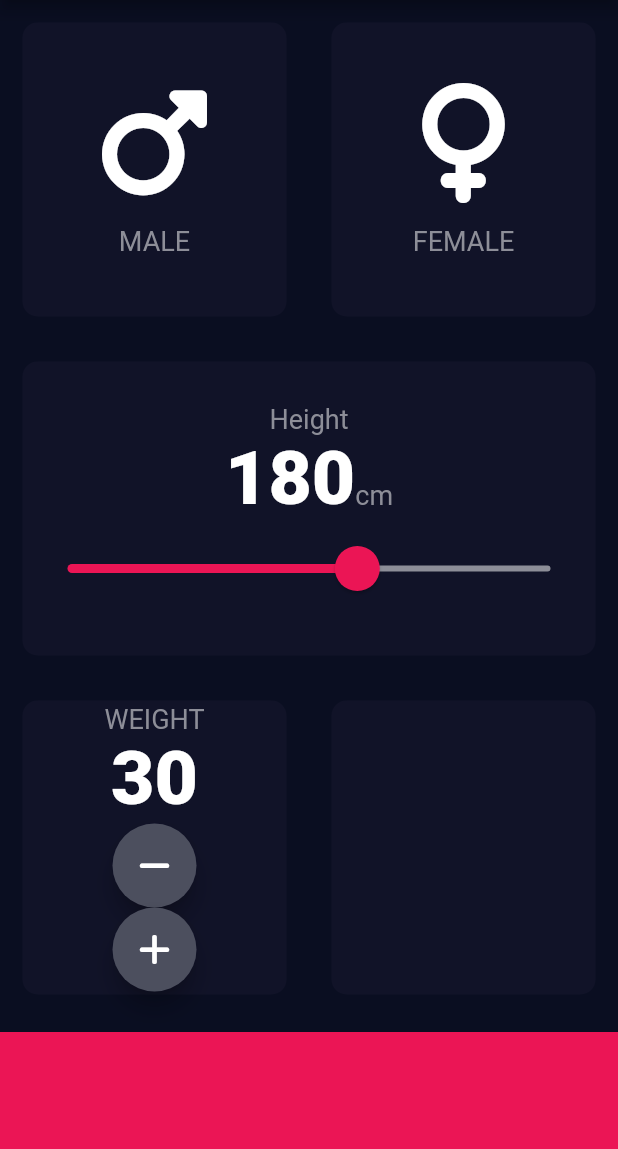
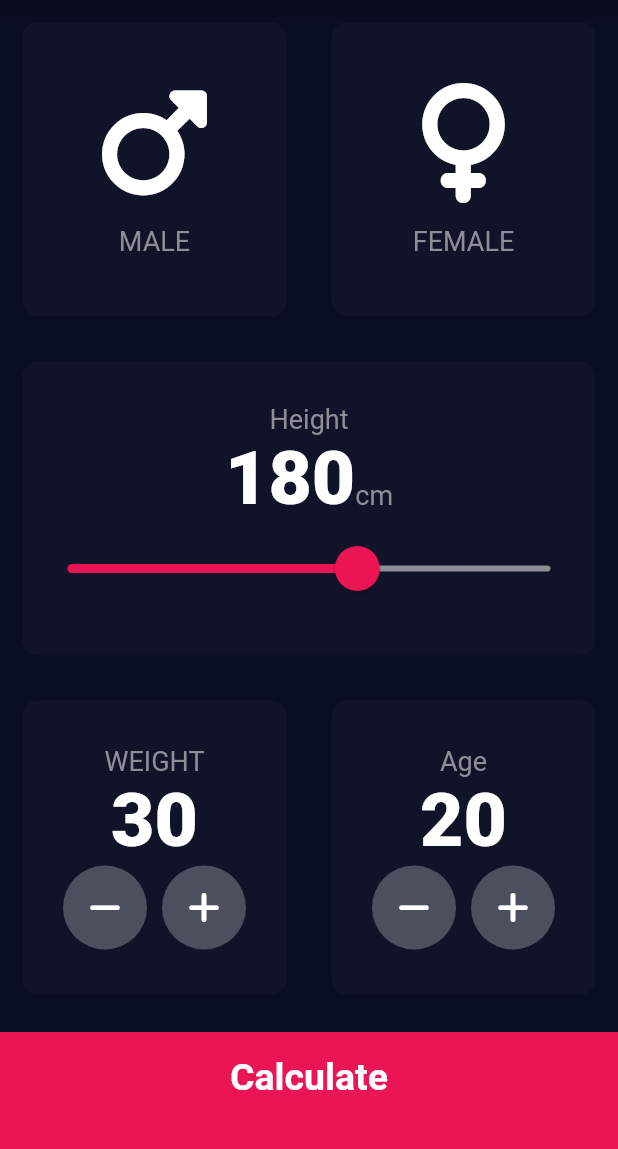
Before and after one commit to upasana-khatiwada/BMI_Calculator, a Flutter app: the screen it shows after launch, on a phone screen of 412 x 824 dp, the part 84-1233 px from its top. Run offline on Flutter 3.47's test engine with Material 2 defaults, Android fonts, the phone set to English and light mode, and no system bars; our stand-ins replace font_awesome_flutter.

Commit message:
Project completed

```diff
--- /dev/null
+++ b/lib/bottom_button.dart
@@ -0,0 +1,30 @@
+import 'package:flutter/material.dart';
+import 'const.dart';
+
+class BottomButton extends StatelessWidget {
+  const BottomButton({Key? key,required this.onTap, required this.buttonTitle})
+  :super(key: key);
+
+  final Function() onTap;
+  final String buttonTitle;
+
+  @override
+  Widget build(BuildContext context) {
+    return GestureDetector(
+      onTap: onTap,
+      child: Container(
+        color: kbottomContainerColor,
+        margin: const EdgeInsets.only(top: 10.0),
+        padding: const EdgeInsets.only(bottom: 20.0),
+        width: double.infinity,
+        height: kbottomContainerHeight,
+         child:  Center(
+          child: Text(
+            buttonTitle,
+            style: kLargeButtonTextStyle,
+          ),
+        ),
+      ),
+    );
+  }
+}
--- a/lib/input_page.dart
+++ b/lib/input_page.dart
@@ -3,6 +3,10 @@ import 'package:font_awesome_flutter/font_awesome_flutter.dart';
 import 'resuable_card.dart';
 import 'icon_content.dart';
 import 'const.dart';
+import 'results_page.dart';
+import 'calculator_brain.dart';
+import 'bottom_button.dart';
+import 'round_icon_button.dart';
 
 enum Gender { male, female }
 
@@ -16,6 +20,7 @@ class _InputPageState extends State<InputPage> {
   Gender? selectedGender;
   int height = 180;
   int weight = 30;
+  int age = 20;
   // Color maleCardColour = inactiveCardColour;
   // Color femaleCardColour = inactiveCardColour;
   // //1= male 2=female
@@ -139,6 +144,8 @@ class _InputPageState extends State<InputPage> {
               ),
             ),
           ),
+
+          //Weight
           Expanded(
             child: Row(
               children: <Widget>[
@@ -156,62 +163,93 @@ class _InputPageState extends State<InputPage> {
                           weight.toString(),
                           style: kNumberTextStyle,
                         ),
-                        const RoundIconButton(icon:FontAwesomeIcons.minus,
-                       ),
-                        const SizedBox(
-                          width: 10.0,
-                        ),
-                       const RoundIconButton(icon:FontAwesomeIcons.plus,
-                       ),
+                        Row(
+                          mainAxisAlignment: MainAxisAlignment.center,
+                          children: <Widget>[
+                            RoundIconButton(
+                                icon: FontAwesomeIcons.minus,
+                                onPressed: () {
+                                  setState(() {
+                                    weight--;
+                                  });
+                                }),
+                            const SizedBox(
+                              width: 10.0,
+                            ),
+                            RoundIconButton(
+                              icon: FontAwesomeIcons.plus,
+                              onPressed: () {
+                                setState(() {
+                                  weight++;
+                                });
+                              },
+                            ),
+                          ],
+                        )
                       ],
                     ),
                   ),
                 ),
-                const Expanded(
+                Expanded(
                   child: ReusableCard(
                     colour: kinactiveCardColour,
+                    cardChild: Column(
+                      mainAxisAlignment: MainAxisAlignment.center,
+                      children: <Widget>[
+                        const Text(
+                          "Age",
+                          style: klabelTextStyle,
+                        ),
+                        Text(
+                          age.toString(),
+                          style: kNumberTextStyle,
+                        ),
+                        Row(
+                          mainAxisAlignment: MainAxisAlignment.center,
+                          children: <Widget>[
+                            RoundIconButton(
+                                icon: FontAwesomeIcons.minus,
+                                onPressed: () {
+                                  setState(() {
+                                    age--;
+                                  });
+                                }),
+                            const SizedBox(
+                              width: 10.0,
+                            ),
+                            RoundIconButton(
+                              icon: FontAwesomeIcons.plus,
+                              onPressed: () {
+                                setState(() {
+                                  age++;
+                                });
+                              },
+                            ),
+                          ],
+                        )
+                      ],
+                    ),
                   ),
                 ),
               ],
             ),
           ),
-          Container(
-            color: kbottomContainerColor,
-            margin: const EdgeInsets.only(top: 10.0),
-            width: double.infinity,
-            height: kbottomContainerHeight,
-          )
+          BottomButton(buttonTitle: 'Calculate',onTap: () {
+            //here height: height gets height from local variable which is from the slider
+            CalculatorBrain calc = CalculatorBrain(height: height, weight: weight);
+        Navigator.push(
+          context,
+          MaterialPageRoute(
+            builder: (context) =>ResultsPage(
+                  bmiResult: calc.calculateBMI(),
+                        resultText: calc.getResult(),
+                        interpretation: calc.getInterpretation(),
+              ),
+          ),
+        );
+      })
         ],
       ),
     );
   }
 }
-
-class RoundIconButton extends StatelessWidget {
-
-
-
-  //const RoundIconButton({super.key});
-
-    const RoundIconButton({Key? key, required this.icon})
-    : super(key: key);
-
-    final IconData icon;
-  @override
-  Widget build(BuildContext context) {
-    return RawMaterialButton(
-
-      shape: const CircleBorder(),
-      fillColor: const Color(0xFF4C4F5E),
-      //The elevation of a component is the distance from the underneath surface. Visually, the elevation results in shadows.
-      elevation: 6.0,
-      //since the size of the button by defult is small than what we require we can mention the size of the box manually
-      constraints: const BoxConstraints.tightFor(
-        width: 56.0,
-        height: 56.0,
-      ),
-      onPressed: (){},
-      child: Icon(icon),
-    );
-  }
-}
--- /dev/null
+++ b/lib/round_icon_button.dart
@@ -0,0 +1,27 @@
+import 'package:flutter/material.dart';
+
+class RoundIconButton extends StatelessWidget {
+  //const RoundIconButton({super.key});
+
+  const RoundIconButton({Key? key, required this.onPressed, required this.icon})
+      : super(key: key);
+
+  final IconData icon;
+  final void Function() onPressed;
+  @override
+  Widget build(BuildContext context) {
+    return RawMaterialButton(
+      shape: const CircleBorder(),
+      fillColor: const Color(0xFF4C4F5E),
+      //The elevation of a component is the distance from the underneath surface. Visually, the elevation results in shadows.
+      elevation: 0.0,
+      //since the size of the button by defult is small than what we require we can mention the size of the box manually
+      constraints: const BoxConstraints.tightFor(
+        width: 56.0,
+        height: 56.0,
+      ),
+      onPressed: onPressed,
+      child: Icon(icon),
+    );
+  }
+}
```
Also changed, not shown: lib/calculator_brain.dart (added, +37 -0 lines), lib/const.dart (+25 -0 lines), lib/results_page.dart (added, +72 -0 lines), lib/main.dart (line endings or trailing spaces).
